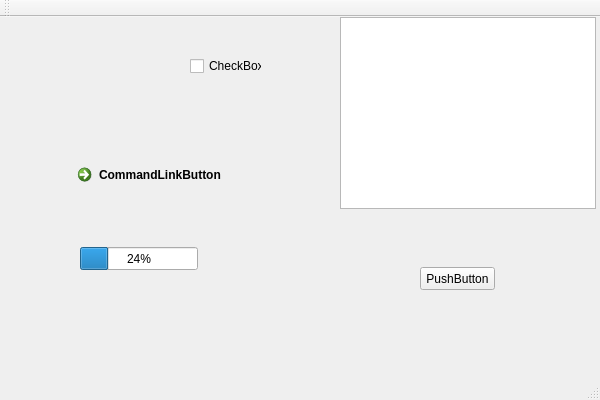
First picture: the form in eventsender/eventsender.ui, repository sashao/martlet, before the edit.
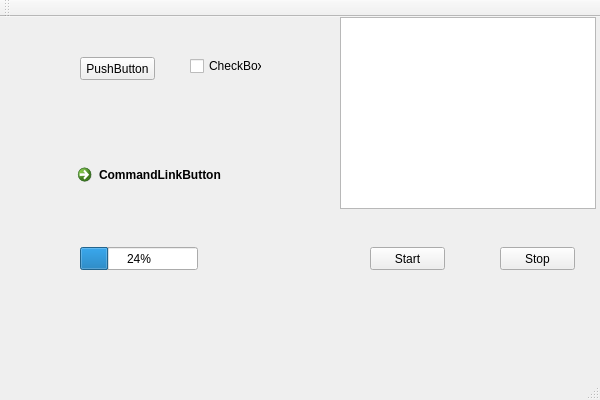
Second picture: the form after the edit.

```diff
--- a/eventsender/eventsender.ui
+++ b/eventsender/eventsender.ui
@@ -16,8 +16,8 @@
    <widget class="QPushButton" name="pushButton" >
     <property name="geometry" >
      <rect>
-      <x>420</x>
-      <y>250</y>
+      <x>80</x>
+      <y>40</y>
       <width>75</width>
       <height>23</height>
      </rect>
@@ -75,6 +75,32 @@
      </rect>
     </property>
    </widget>
+   <widget class="QPushButton" name="pushButton_2" >
+    <property name="geometry" >
+     <rect>
+      <x>370</x>
+      <y>230</y>
+      <width>75</width>
+      <height>23</height>
+     </rect>
+    </property>
+    <property name="text" >
+     <string>Start</string>
+    </property>
+   </widget>
+   <widget class="QPushButton" name="pushButton_3" >
+    <property name="geometry" >
+     <rect>
+      <x>500</x>
+      <y>230</y>
+      <width>75</width>
+      <height>23</height>
+     </rect>
+    </property>
+    <property name="text" >
+     <string>Stop</string>
+    </property>
+   </widget>
   </widget>
   <widget class="QMenuBar" name="menuBar" >
    <property name="geometry" >
```
